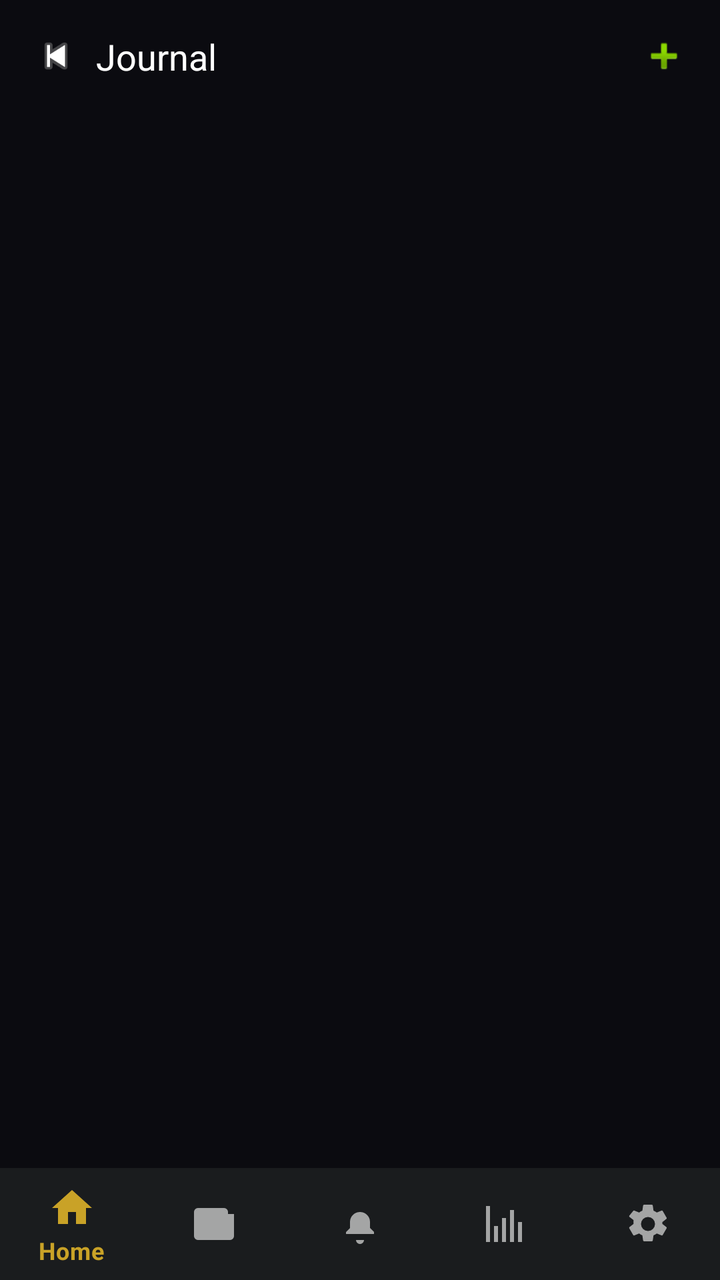
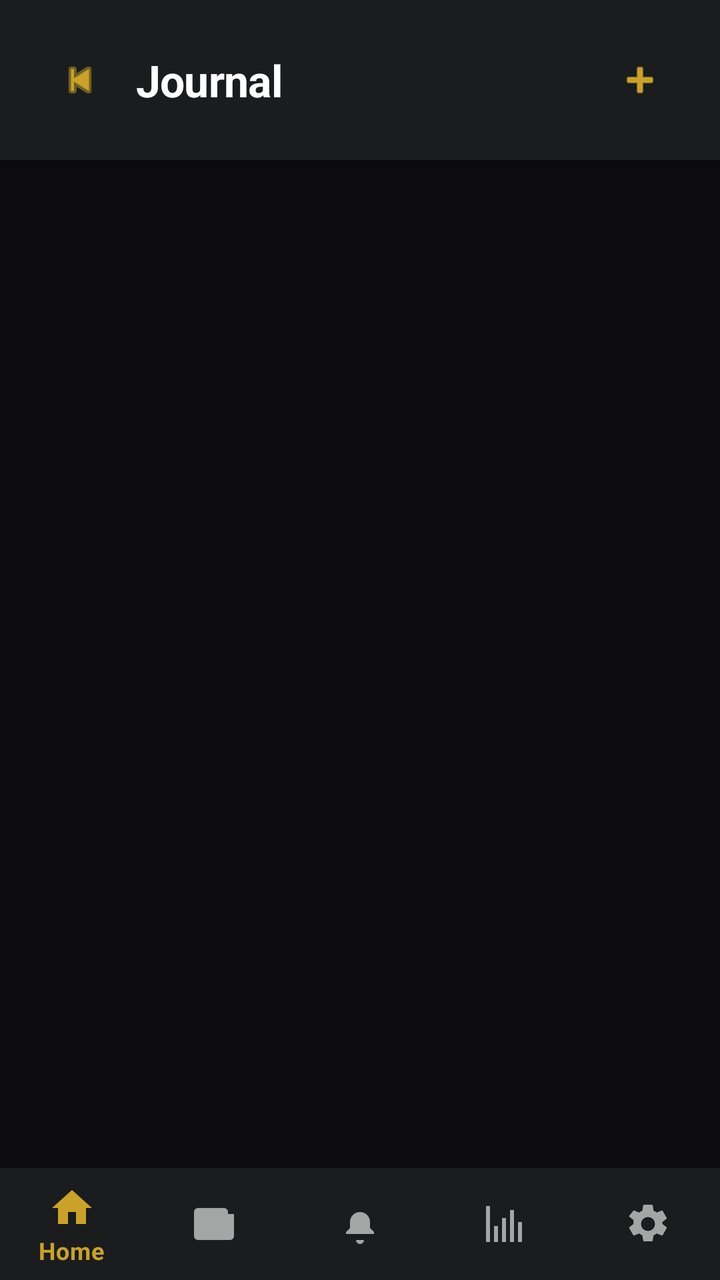

Two renders of the same Android screen: before a commit and after it. Below are the layout's source before the change and the commit's diff.
<!-- AndroidManifest.xml: activity theme Theme.SniperFlow -->
<!-- res/layout/activity_journal.xml -->
<?xml version="1.0" encoding="utf-8"?>
<LinearLayout xmlns:android="http://schemas.android.com/apk/res/android"
    xmlns:app="http://schemas.android.com/apk/res-auto"
    xmlns:tools="http://schemas.android.com/tools"
    android:orientation="vertical"
    android:layout_width="match_parent"
    android:layout_height="match_parent">

    <LinearLayout android:layout_width="match_parent" android:layout_height="wrap_content"
        android:orientation="horizontal" android:padding="16dp" android:gravity="center_vertical"
        tools:ignore="UseCompoundDrawables">
        <ImageView android:id="@+id/btnBack" android:layout_width="24dp" android:layout_height="24dp"
            android:src="@android:drawable/ic_media_previous" android:contentDescription="@string/back"/>
        <TextView android:id="@+id/title"
            android:layout_width="0dp" android:layout_height="wrap_content" android:layout_weight="1"
            android:text="@string/journal_title" android:textSize="18sp" android:layout_marginStart="8dp"/>
        <ImageView android:id="@+id/btnAddTop" android:layout_width="24dp" android:layout_height="24dp"
            android:src="@android:drawable/ic_input_add" android:contentDescription="@string/add"/>
    </LinearLayout>

    <FrameLayout
        android:id="@+id/container"
        android:layout_width="match_parent"
        android:layout_height="0dp"
        android:layout_weight="1" />

    <com.google.android.material.bottomnavigation.BottomNavigationView
        android:id="@+id/bottomNav"
        android:layout_width="match_parent"
        android:layout_height="wrap_content"
        app:menu="@menu/menu_bottom_nav" />
</LinearLayout>
<!-- resources referenced by this layout -->
<resources>
  <string name="add">Add</string>
  <string name="back">Back</string>
  <string name="journal_title">Journal</string>
  <style name="Theme.SniperFlow" parent="Theme.MaterialComponents.DayNight.NoActionBar">
          <item name="android:colorBackground">@color/colorBackground</item>
          <item name="android:textColor">@color/colorOnBackground</item>
          <item name="colorPrimary">@color/colorPrimary</item>
          <item name="colorOnPrimary">@color/colorOnPrimary</item>
          <item name="colorSurface">@color/colorSurface</item>
          <item name="colorOnSurface">@color/colorOnSurface</item>
          <item name="android:fontFamily">sans-serif</item>
          <item name="materialButtonStyle">@style/Widget.MaterialComponents.Button</item>
      </style>
  <color name="colorBackground">@color/sf_ink_black</color>
  <color name="colorOnBackground">#FFFFFFFF</color>
  <color name="colorPrimary">@color/sf_gold</color>
  <color name="colorOnPrimary">#FF000000</color>
  <color name="colorSurface">@color/sf_slate</color>
  <color name="colorOnSurface">#FFFFFFFF</color>
  <color name="sf_ink_black">#0B0B10</color>
  <color name="sf_gold">#C9A227</color>
  <color name="sf_slate">#1A1C1E</color>
</resources>

<!-- the commit's change to res/layout/activity_journal.xml (unified diff, before → after) -->
@@ -1,22 +1,66 @@
 <?xml version="1.0" encoding="utf-8"?>
 <LinearLayout xmlns:android="http://schemas.android.com/apk/res/android"
     xmlns:app="http://schemas.android.com/apk/res-auto"
-    xmlns:tools="http://schemas.android.com/tools"
     android:orientation="vertical"
     android:layout_width="match_parent"
-    android:layout_height="match_parent">
+    android:layout_height="match_parent"
+    android:background="@color/colorBackground">
 
-    <LinearLayout android:layout_width="match_parent" android:layout_height="wrap_content"
-        android:orientation="horizontal" android:padding="16dp" android:gravity="center_vertical"
-        tools:ignore="UseCompoundDrawables">
-        <ImageView android:id="@+id/btnBack" android:layout_width="24dp" android:layout_height="24dp"
-            android:src="@android:drawable/ic_media_previous" android:contentDescription="@string/back"/>
-        <TextView android:id="@+id/title"
-            android:layout_width="0dp" android:layout_height="wrap_content" android:layout_weight="1"
-            android:text="@string/journal_title" android:textSize="18sp" android:layout_marginStart="8dp"/>
-        <ImageView android:id="@+id/btnAddTop" android:layout_width="24dp" android:layout_height="24dp"
-            android:src="@android:drawable/ic_input_add" android:contentDescription="@string/add"/>
+    <com.google.android.material.card.MaterialCardView
+        android:layout_width="match_parent"
+        android:layout_height="wrap_content"
+        app:cardElevation="2dp"
+        app:cardCornerRadius="0dp"
+        app:strokeWidth="0dp"
+        app:cardBackgroundColor="?attr/colorSurface">
+        <LinearLayout
+            android:layout_width="match_parent"
+            android:layout_height="wrap_content"
+            android:orientation="horizontal"
+            android:padding="20dp"
+            android:gravity="center_vertical"
+            android:minHeight="64dp">
+            <com.google.android.material.button.MaterialButton
+                android:id="@+id/btnBack"
+                android:layout_width="40dp"
+                android:layout_height="40dp"
+                android:insetTop="0dp"
+                android:insetBottom="0dp"
+                android:insetLeft="0dp"
+                android:insetRight="0dp"
+                app:icon="@android:drawable/ic_media_previous"
+                app:iconGravity="textStart"
+                app:iconPadding="0dp"
+                app:iconSize="24dp"
+                style="@style/Widget.MaterialComponents.Button.TextButton.Icon"
+                android:contentDescription="@string/back" />
+            <TextView
+                android:id="@+id/title"
+                android:layout_width="0dp"
+                android:layout_height="wrap_content"
+                android:layout_weight="1"
+                android:text="@string/journal_title"
+                android:textSize="22sp"
+                android:textStyle="bold"
+                android:textColor="?attr/colorOnSurface"
+                android:layout_marginStart="8dp"
+                android:letterSpacing="-0.01" />
+            <com.google.android.material.button.MaterialButton
+                android:id="@+id/btnAddTop"
+                android:layout_width="40dp"
+                android:layout_height="40dp"
+                android:insetTop="0dp"
+                android:insetBottom="0dp"
+                android:insetLeft="0dp"
+                android:insetRight="0dp"
+                app:icon="@android:drawable/ic_input_add"
+                app:iconGravity="textStart"
+                app:iconPadding="0dp"
+                app:iconSize="24dp"
+                style="@style/Widget.MaterialComponents.Button.TextButton.Icon"
+                android:contentDescription="@string/add" />
     </LinearLayout>
+    </com.google.android.material.card.MaterialCardView>
 
     <FrameLayout
         android:id="@+id/container"
